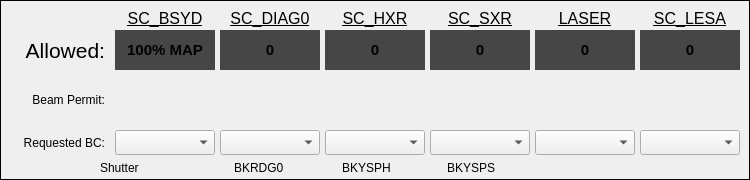
ad-build-test/pydm-mps, file mps_global_beam_class.ui: the form before one commit.
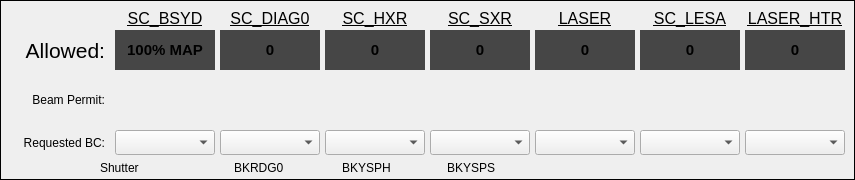
The form after the commit. Custom widgets are drawn as their Qt base class.

Patch:
```diff
--- a/mps_global_beam_class.ui
+++ b/mps_global_beam_class.ui
@@ -6,7 +6,7 @@
    <rect>
     <x>0</x>
     <y>0</y>
-    <width>750</width>
+    <width>855</width>
     <height>180</height>
    </rect>
   </property>
@@ -18,7 +18,7 @@
     <rect>
      <x>0</x>
      <y>0</y>
-     <width>750</width>
+     <width>855</width>
      <height>180</height>
     </rect>
    </property>
@@ -893,6 +893,113 @@
      <string>ca://${P}:SC_LESA_FORCE_BC</string>
     </property>
    </widget>
+   <widget class="QLabel" name="label_14">
+    <property name="geometry">
+     <rect>
+      <x>745</x>
+      <y>10</y>
+      <width>100</width>
+      <height>17</height>
+     </rect>
+    </property>
+    <property name="font">
+     <font>
+      <pointsize>12</pointsize>
+      <underline>true</underline>
+     </font>
+    </property>
+    <property name="text">
+     <string>LASER_HTR</string>
+    </property>
+    <property name="alignment">
+     <set>Qt::AlignCenter</set>
+    </property>
+   </widget>
+   <widget class="PyDMLabel" name="PyDMLabel_7">
+    <property name="geometry">
+     <rect>
+      <x>745</x>
+      <y>30</y>
+      <width>100</width>
+      <height>40</height>
+     </rect>
+    </property>
+    <property name="font">
+     <font>
+      <pointsize>11</pointsize>
+      <weight>75</weight>
+      <bold>true</bold>
+     </font>
+    </property>
+    <property name="toolTip">
+     <string/>
+    </property>
+    <property name="styleSheet">
+     <string notr="true">background-color: rgb(70, 70, 70);</string>
+    </property>
+    <property name="text">
+     <string>0</string>
+    </property>
+    <property name="alignment">
+     <set>Qt::AlignCenter</set>
+    </property>
+    <property name="alarmSensitiveContent" stdset="0">
+     <bool>true</bool>
+    </property>
+    <property name="channel" stdset="0">
+     <string>ca://${P}:LASER_HTR_BC</string>
+    </property>
+   </widget>
+   <widget class="PyDMEnumButton" name="PyDMEnumButton_7">
+    <property name="geometry">
+     <rect>
+      <x>745</x>
+      <y>75</y>
+      <width>100</width>
+      <height>50</height>
+     </rect>
+    </property>
+    <property name="toolTip">
+     <string/>
+    </property>
+    <property name="channel" stdset="0">
+     <string>ca://${P}:LASER_HTR_SOFT_PERMIT</string>
+    </property>
+    <property name="marginTop" stdset="0">
+     <number>0</number>
+    </property>
+    <property name="marginBottom" stdset="0">
+     <number>0</number>
+    </property>
+    <property name="marginLeft" stdset="0">
+     <number>0</number>
+    </property>
+    <property name="marginRight" stdset="0">
+     <number>0</number>
+    </property>
+    <property name="horizontalSpacing" stdset="0">
+     <number>0</number>
+    </property>
+    <property name="verticalSpacing" stdset="0">
+     <number>0</number>
+    </property>
+   </widget>
+   <widget class="PyDMEnumComboBox" name="PyDMEnumComboBox_7">
+    <property name="geometry">
+     <rect>
+      <x>745</x>
+      <y>130</y>
+      <width>100</width>
+      <height>25</height>
+     </rect>
+    </property>
+    <property name="toolTip">
+     <string/>
+    </property>
+    <property name="channel" stdset="0">
+     <string>ca://${P}:LASER_HTR_FORCE_BC</string>
+    </property>
+   </widget>
   </widget>
  </widget>
  <customwidgets>
@@ -901,6 +1008,11 @@
    <extends>QLabel</extends>
    <header>pydm.widgets.label</header>
   </customwidget>
+  <customwidget>
+   <class>PyDMByteIndicator</class>
+   <extends>QWidget</extends>
+   <header>pydm.widgets.byte</header>
+  </customwidget>
   <customwidget>
    <class>PyDMEnumButton</class>
    <extends>QWidget</extends>
@@ -911,11 +1023,6 @@
    <extends>QComboBox</extends>
    <header>pydm.widgets.enum_combo_box</header>
   </customwidget>
-  <customwidget>
-   <class>PyDMByteIndicator</class>
-   <extends>QWidget</extends>
-   <header>pydm.widgets.byte</header>
-  </customwidget>
  </customwidgets>
  <resources/>
  <connections/>
```
